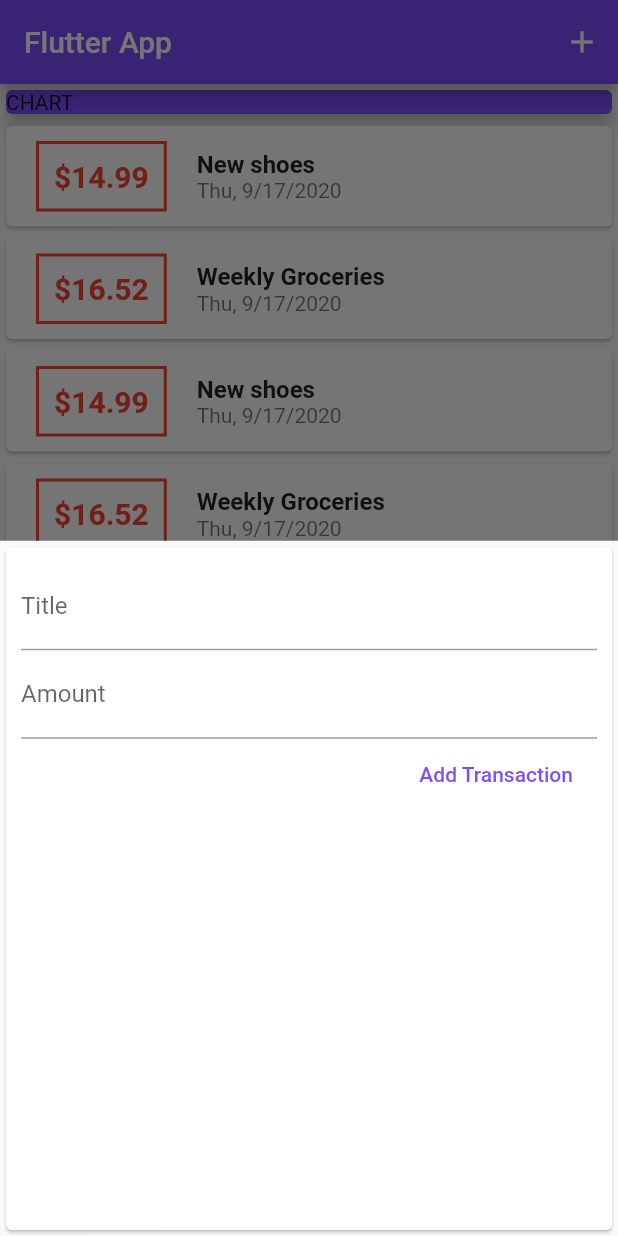
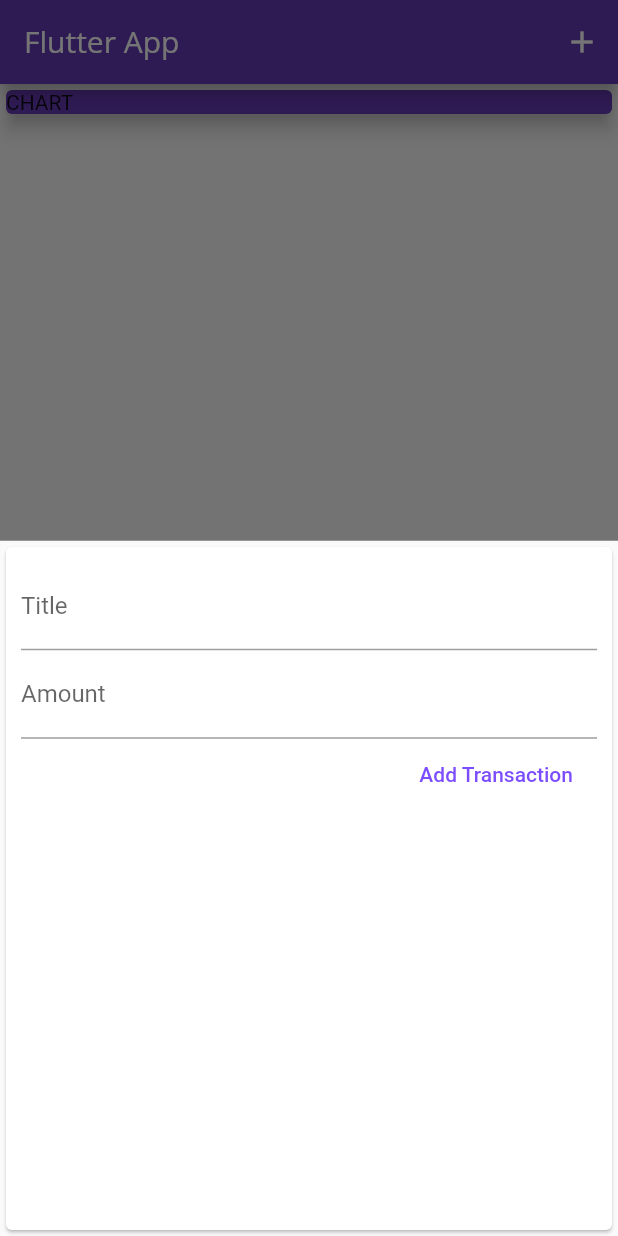
Before and after one commit to AlejandroMoreira/alejandro_flutter_app_2, a Flutter app: the screen it shows after launch, after a tap on the "add" icon, on a phone screen of 412 x 824 dp. Run offline on Flutter 3.47's test engine with Material 2 defaults, Android fonts, the phone set to English and light mode, and no system bars.

Commit message:
Theme y Fuentes
1. Global theme hecho en el main
2. Fuentes añadidas al proyecto

```diff
--- a/lib/main.dart
+++ b/lib/main.dart
@@ -10,7 +10,27 @@ class MyApp extends StatelessWidget {
   @override
   Widget build(BuildContext context) {
     return MaterialApp(
-      title: 'Flutter App',
+      title: 'Flutter App - Alejandro',
+      theme: ThemeData(
+        primarySwatch: Colors.deepPurple,
+        accentColor: Colors.deepPurpleAccent,
+        fontFamily: "QuickSand",
+        textTheme: ThemeData.light().textTheme.copyWith(
+              headline6: TextStyle(
+                fontFamily: "OpenSans",
+                fontSize: 18,
+              ),
+            ),
+        appBarTheme: AppBarTheme(
+          textTheme: ThemeData.light().textTheme.copyWith(
+                headline6: TextStyle(
+                  fontFamily: "OpenSans",
+                  fontSize: 20,
+//                  fontWeight: FontWeight.bold
+                ),
+              ),
+        ),
+      ),
       home: MyHomePage(),
     );
   }
@@ -23,42 +43,42 @@ class MyHomePage extends StatefulWidget {
 
 class _MyHomePageState extends State<MyHomePage> {
   final List<Transaction> _transaccions = [
-    Transaction(
-      id: 't1',
-      title: "New shoes",
-      amount: 14.99,
-      date: DateTime.now(),
-    ),
-    Transaction(
-      id: 't2',
-      title: "Weekly Groceries",
-      amount: 16.52,
-      date: DateTime.now(),
-    ),
-    Transaction(
-      id: 't1',
-      title: "New shoes",
-      amount: 14.99,
-      date: DateTime.now(),
-    ),
-    Transaction(
-      id: 't2',
-      title: "Weekly Groceries",
-      amount: 16.52,
-      date: DateTime.now(),
-    ),
-    Transaction(
-      id: 't1',
-      title: "New shoes",
-      amount: 14.99,
-      date: DateTime.now(),
-    ),
-    Transaction(
-      id: 't2',
-      title: "Weekly Groceries",
-      amount: 16.52,
-      date: DateTime.now(),
-    ),
+//    Transaction(
+//      id: 't1',
+//      title: "New shoes",
+//      amount: 14.99,
+//      date: DateTime.now(),
+//    ),
+//    Transaction(
+//      id: 't2',
+//      title: "Weekly Groceries",
+//      amount: 16.52,
+//      date: DateTime.now(),
+//    ),
+//    Transaction(
+//      id: 't1',
+//      title: "New shoes",
+//      amount: 14.99,
+//      date: DateTime.now(),
+//    ),
+//    Transaction(
+//      id: 't2',
+//      title: "Weekly Groceries",
+//      amount: 16.52,
+//      date: DateTime.now(),
+//    ),
+//    Transaction(
+//      id: 't1',
+//      title: "New shoes",
+//      amount: 14.99,
+//      date: DateTime.now(),
+//    ),
+//    Transaction(
+//      id: 't2',
+//      title: "Weekly Groceries",
+//      amount: 16.52,
+//      date: DateTime.now(),
+//    ),
   ];
 
   void _addNewTransaction(String txTitle, double txAmount) {
@@ -79,7 +99,7 @@ class _MyHomePageState extends State<MyHomePage> {
         context: context,
         builder: (_) {
           return GestureDetector(
-            onTap: (){},
+            onTap: () {},
             behavior: HitTestBehavior.opaque,
             child: NewTransaction(_addNewTransaction),
           );
@@ -91,7 +111,7 @@ class _MyHomePageState extends State<MyHomePage> {
     return Scaffold(
       appBar: AppBar(
         title: Text("Flutter App"),
-          backgroundColor: Colors.deepPurpleAccent,
+        backgroundColor: Theme.of(context).primaryColor,
         actions: [
           IconButton(
             icon: Icon(Icons.add),
@@ -108,7 +128,7 @@ class _MyHomePageState extends State<MyHomePage> {
               width: double.infinity,
               child: Card(
                 child: Text("CHART"),
-                  color: Colors.deepPurpleAccent,
+                color: Theme.of(context).primaryColor,
                 elevation: 5,
               ),
             ),
--- a/lib/widgets/new_transaction.dart
+++ b/lib/widgets/new_transaction.dart
@@ -1,19 +1,30 @@
 import 'package:flutter/material.dart';
 
-class NewTransaction extends StatelessWidget {
+class NewTransaction extends StatefulWidget {
   final Function addTransaction;
-  final titleController = TextEditingController();
-  final amountController = TextEditingController();
 
   NewTransaction(this.addTransaction);
 
+  @override
+  _NewTransactionState createState() => _NewTransactionState();
+}
+
+class _NewTransactionState extends State<NewTransaction> {
+  final titleController = TextEditingController();
+
+  final amountController = TextEditingController();
+
   void submitData() {
     try {
-      addTransaction(titleController.text,
-          double.parse(amountController.text));
+      widget.addTransaction(
+        titleController.text,
+        double.parse(amountController.text),
+      );
     } on FormatException {
       print("Format ERROR");
     }
+
+    Navigator.of(context).pop(); //Cierra el modal(context) al darle enter
   }
 
   @override
--- a/lib/widgets/transaction_list.dart
+++ b/lib/widgets/transaction_list.dart
@@ -3,7 +3,6 @@ import 'package:flutter/material.dart';
 import 'package:intl/intl.dart';
 
 class TransactionList extends StatelessWidget {
-
   final List<Transaction> transactions;
 
   TransactionList(this.transactions);
@@ -13,13 +12,14 @@ class TransactionList extends StatelessWidget {
     return Container(
       height: 300, //List view necesita un tamaño
       child: ListView.builder(
-        itemBuilder: (context,index){
+        itemBuilder: (context, index) {
           return Card(
             child: Row(
               children: [
                 Container(
                   child: Text(
-                    "\$${transactions[index].amount.toStringAsFixed(2)}", //price // 2 decimales
+                    "\$${transactions[index].amount.toStringAsFixed(2)}",
+                    //price // 2 decimales
                     style: TextStyle(
                       fontWeight: FontWeight.bold,
                       fontSize: 20,
@@ -43,10 +43,7 @@ class TransactionList extends StatelessWidget {
                   children: [
                     Text(
                       transactions[index].title,
-                      style: TextStyle(
-                        fontSize: 16,
-                        fontWeight: FontWeight.bold,
-                      ),
+                      style: Theme.of(context).textTheme.headline6,
                     ),
                     Text(
                       DateFormat.yMEd().format(transactions[index].date), // Y
@@ -61,7 +58,7 @@ class TransactionList extends StatelessWidget {
           );
         },
         itemCount: transactions.length,
-        ),
+      ),
     );
   }
 }
```
Also changed, not shown: pubspec.yaml (+30 -24 lines), assets/fonts/OpenSans-Bold.ttf (added), assets/fonts/OpenSans-Regular.ttf (added), assets/fonts/Quicksand-Bold.ttf (added), assets/fonts/Quicksand-Light.ttf (added), assets/fonts/Quicksand-Medium.ttf (added), assets/fonts/Quicksand-Regular.ttf (added), assets/images/waiting.png (added). Lines whose indentation alone changed are shown as unchanged.
